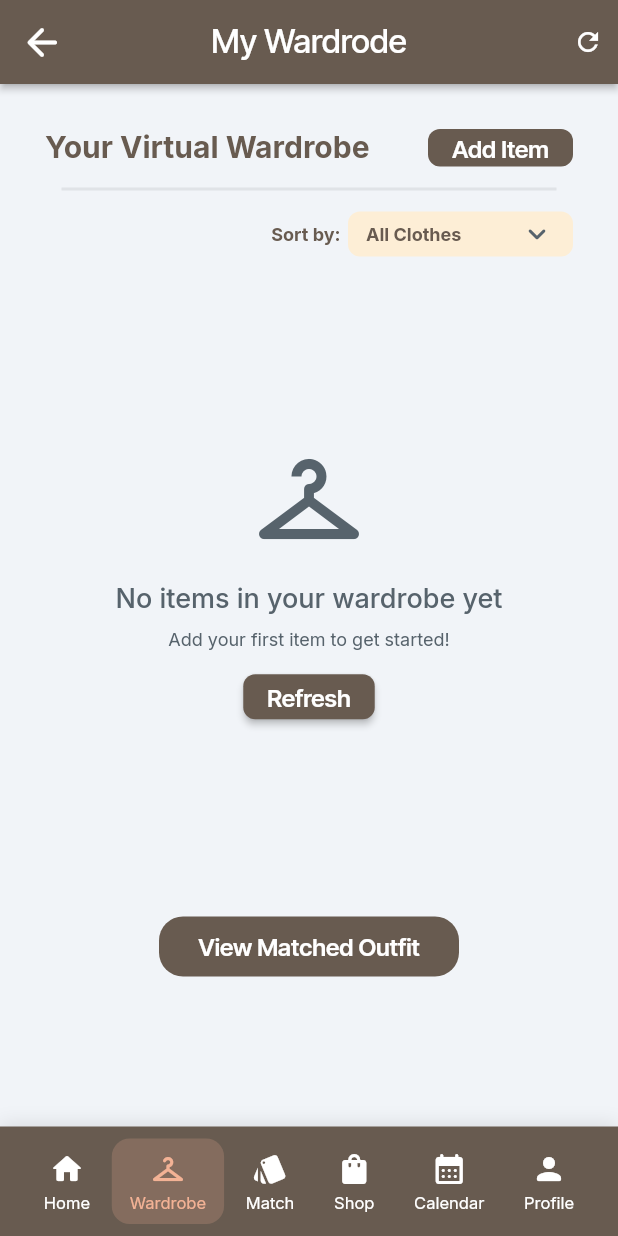
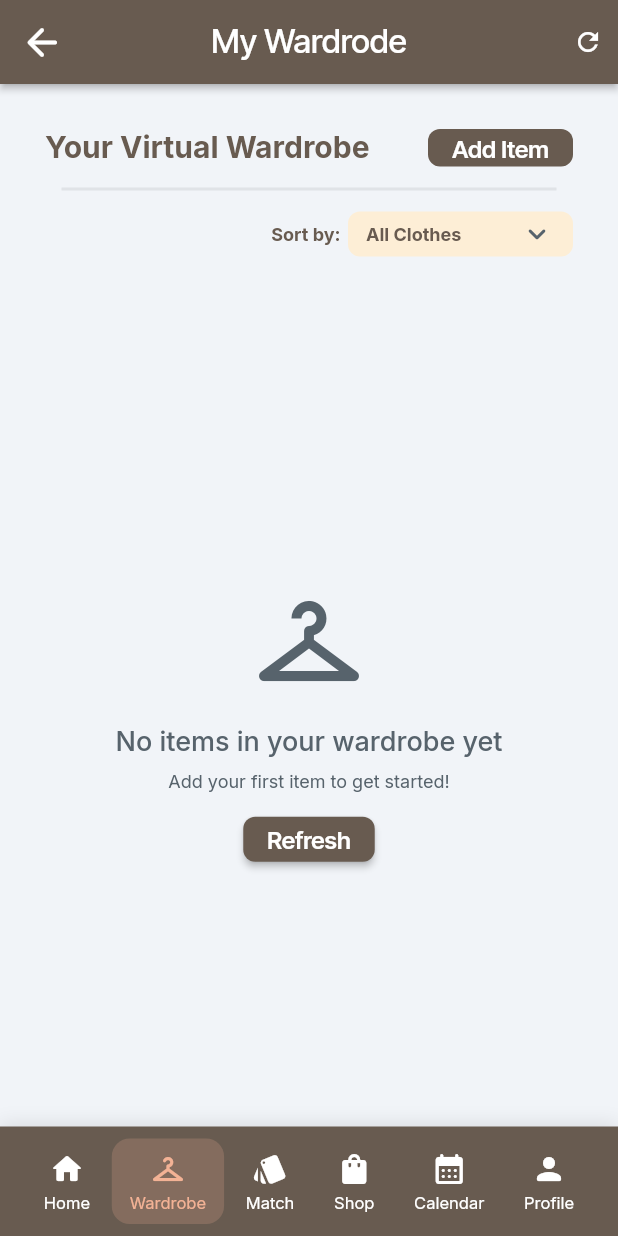
Before and after one commit to rexkan/Pakaije, a Flutter app: the MyWardrodeWidget screen opened by its route, on a phone screen of 412 x 824 dp. Run offline on Flutter 3.47's test engine with Material 3 defaults, Android fonts, the phone set to English and light mode, and no system bars; drawn by our look-alikes of auto_size_text, dropdown_button2; our stand-ins replace cloud_firestore, equatable, file_picker, firebase_auth, firebase_core, firebase_storage and 18 more; missing offline and left inert: json_path, mime_type; accounts and stored records are empty; network calls fail.

Commit message:
fix bug(alignment, padding)

```diff
--- a/lib/user/buy_clothes/buy_clothes_widget.dart
+++ b/lib/user/buy_clothes/buy_clothes_widget.dart
@@ -214,7 +214,6 @@ class _BuyClothesWidgetState extends State<BuyClothesWidget>
                             ? _buildClothingGrid()
                             : _buildClothingList(),
                       ),
-                      SizedBox(height: 100.0), // Add bottom spacing for nav bar
                     ],
                   ),
                 ),
--- a/lib/user/my_wardrode/my_wardrode_widget.dart
+++ b/lib/user/my_wardrode/my_wardrode_widget.dart
@@ -289,7 +289,7 @@ class _MyWardrodeWidgetState extends State<MyWardrodeWidget> {
                         ),
                       ),
                       Container(
-                        height: 400.0, // Fixed height for the grid
+                        height: 590.0, // Fixed height for the grid
                         child: Padding(
                           padding: EdgeInsetsDirectional.fromSTEB(
                               15.0, 0.0, 15.0, 0.0),
@@ -718,39 +718,6 @@ class _MyWardrodeWidgetState extends State<MyWardrodeWidget> {
                           ),
                         ),
                       ),
-                      Padding(
-                        padding: EdgeInsetsDirectional.fromSTEB(
-                            0.0, 25.0, 0.0, 25.0),
-                        child: FFButtonWidget(
-                          onPressed: () {
-                            print('View Matched Outfit button pressed ...');
-                          },
-                          text: FFLocalizations.of(context).getText(
-                            'yveetctd' /* View Matched Outfit */,
-                          ),
-                          options: FFButtonOptions(
-                            width: 200.0,
-                            height: 40.0,
-                            padding: EdgeInsetsDirectional.fromSTEB(
-                                16.0, 0.0, 16.0, 0.0),
-                            iconPadding: EdgeInsetsDirectional.fromSTEB(
-                                0.0, 0.0, 0.0, 0.0),
-                            color: FlutterFlowTheme.of(context).underground,
-                            textStyle: FlutterFlowTheme.of(context)
-                                .titleSmall
-                                .override(
-                                  fontFamily:
-                                      GoogleFonts.interTight().fontFamily,
-                                  color: Colors.white,
-                                  fontSize: 16.0,
-                                  letterSpacing: 0.0,
-                                ),
-                            elevation: 0.0,
-                            borderRadius: BorderRadius.circular(16.0),
-                          ),
-                        ),
-                      ),
-                      SizedBox(height: 100.0), // Add bottom spacing for nav bar
                     ],
                   ),
                 ),
```
